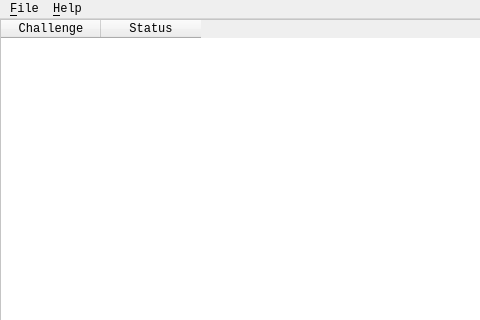
Above: mainwindow.ui from accodev/trackmania-manager-py before the change; both pictures show x 0 to 480 and y 0 to 320 of the 640 by 480 pixel window. Below: the same form after it.
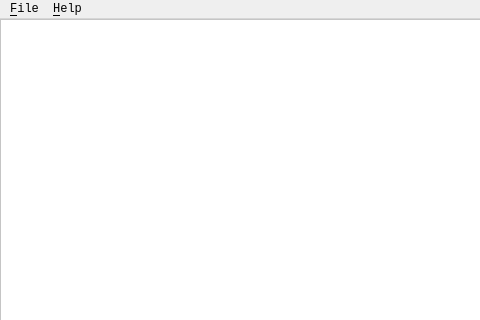
That is the form after the change. Icons and pictures are not drawn.

Commit message: removed controller and any reference to it (result>now the app is dead) updated mainwindow.ui: TableWidget>TableView MatchsettingsModel>MatchsettingsTableModel, inherits QAbstractTableModel added StatusItemDelegate for checkbox item inside TableView (commented) first logging effort (model.py) settings dictionary for TrackmaniaManagerMainWindow

The edit to the form file:
```diff
--- a/mainwindow.ui
+++ b/mainwindow.ui
@@ -69,18 +69,23 @@
      <number>0</number>
     </property>
     <item>
-     <widget class="QTableWidget" name="matchsettings_table">
+     <widget class="QTableView" name="matchsettings_table">
       <property name="sizePolicy">
        <sizepolicy hsizetype="Expanding" vsizetype="Expanding">
         <horstretch>1</horstretch>
         <verstretch>0</verstretch>
        </sizepolicy>
       </property>
+      <property name="font">
+       <font>
+        <family>Consolas</family>
+       </font>
+      </property>
       <property name="autoFillBackground">
        <bool>false</bool>
       </property>
       <property name="styleSheet">
-       <string notr="true">QTableWidget {
+       <string notr="true">QTableView {
 	alternate-background-color: #C6C6C6;
 	background-color: #FFFFFF;
 }
@@ -98,50 +103,18 @@
       <property name="selectionBehavior">
        <enum>QAbstractItemView::SelectRows</enum>
       </property>
-      <attribute name="horizontalHeaderStretchLastSection">
-       <bool>false</bool>
-      </attribute>
+      <property name="sortingEnabled">
+       <bool>true</bool>
+      </property>
       <attribute name="verticalHeaderVisible">
-       <bool>false</bool>
-      </attribute>
-      <attribute name="verticalHeaderStretchLastSection">
        <bool>true</bool>
       </attribute>
-      <column>
-       <property name="text">
-        <string>Challenge</string>
-       </property>
-       <property name="font">
-        <font>
-         <family>Consolas</family>
-        </font>
-       </property>
-       <property name="textAlignment">
-        <set>AlignCenter</set>
-       </property>
-       <property name="foreground">
-        <brush brushstyle="SolidPattern">
-         <color alpha="255">
-          <red>0</red>
-          <green>0</green>
-          <blue>0</blue>
-         </color>
-        </brush>
-       </property>
-      </column>
-      <column>
-       <property name="text">
-        <string>Status</string>
-       </property>
-       <property name="font">
-        <font>
-         <family>Consolas</family>
-        </font>
-       </property>
-       <property name="textAlignment">
-        <set>AlignCenter</set>
-       </property>
-      </column>
+      <attribute name="verticalHeaderCascadingSectionResizes">
+       <bool>false</bool>
+      </attribute>
+      <attribute name="verticalHeaderDefaultSectionSize">
+       <number>0</number>
+      </attribute>
      </widget>
     </item>
     <item>
```
The commit also changes 5 other files.
